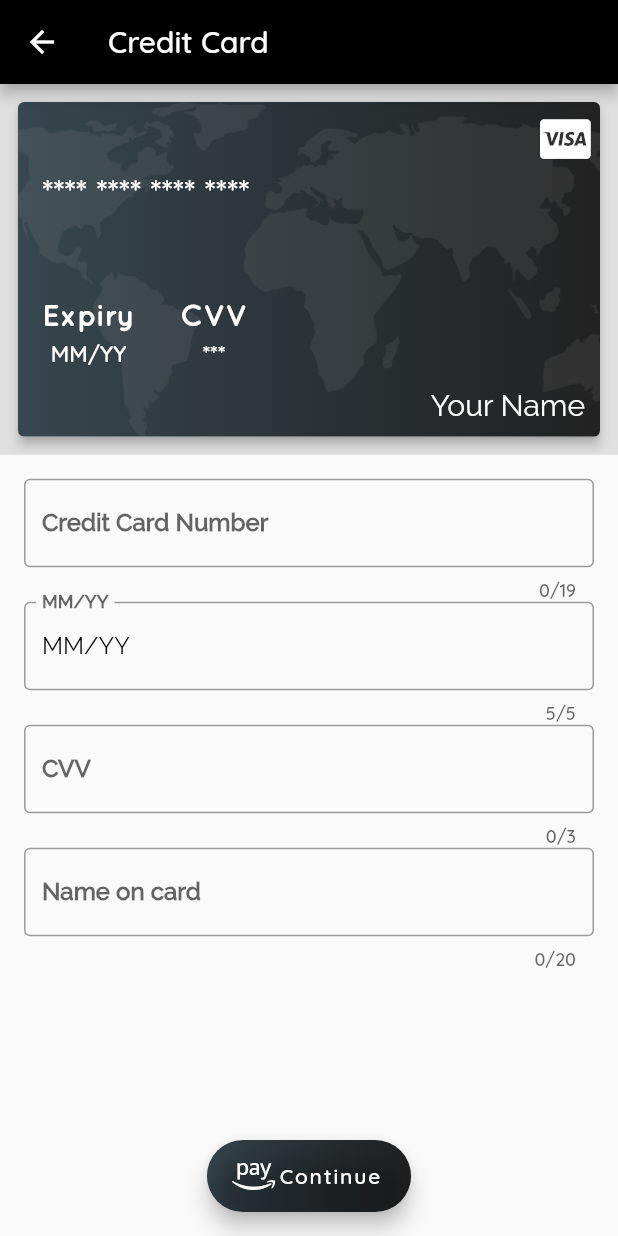
After one commit to david2tdw/hello_flutter, a Flutter app: the CreditCardPage screen opened by its route, on a phone screen of 412 x 824 dp. The commit adds this screen. Run offline on Flutter 3.47's test engine with Material 2 defaults, Android fonts, the phone set to English and light mode, and no system bars; our stand-ins replace flutter_masked_text, font_awesome_flutter, rxdart.

Commit message:
credit card

```diff
--- /dev/null
+++ b/lib/logic/bloc/credit_card_bloc.dart
@@ -0,0 +1,57 @@
+import 'dart:async';
+
+class CreditCardBloc {
+  final ccInputController = StreamController<String>();
+  final expInputController = StreamController<String>();
+  final cvvInputController = StreamController<String>();
+  final nameInputController  = StreamController<String>();
+
+  Sink<String> get ccInputSink => ccInputController.sink;
+  Sink<String> get expInputSink => expInputController.sink;
+  Sink<String> get cvvInputSink => cvvInputController.sink;
+  Sink<String> get nameInputSink => nameInputController.sink;
+
+  final ccOutputController = StreamController<String>();
+  final expOutputController = StreamController<String>();
+  final cvvOutputController = StreamController<String>();
+  final nameOutputController = StreamController<String>();
+
+  Stream<String> get ccOutputStream => ccOutputController.stream;
+  Stream<String> get expOutputStream => expOutputController.stream;
+  Stream<String> get cvvOutputStream => cvvOutputController.stream;
+  Stream<String> get nameOutputStream => nameOutputController.stream;
+
+  CreditCardBloc() {
+    ccInputController.stream.listen(onCCInput);
+    expInputController.stream.listen(onExpInput);
+    cvvInputController.stream.listen(onCvvInput);
+    nameInputController.stream.listen(onNameInput);
+  }
+
+  onCCInput(String input) {
+    ccOutputController.add(input.toString());
+  }
+
+  onExpInput(String input) {
+    expOutputController.add(input);
+  }
+
+  onCvvInput(String input) {
+    cvvOutputController.add(input);
+  }
+  onNameInput(String input) {
+    nameOutputController.add(input);
+  }
+
+  void ccformat(String s) {
+    print(s);
+    ccInputSink.add(s);
+  }
+
+  void dispose() {
+    ccInputController?.close();
+    cvvInputController?.close();
+    expInputController?.close();
+    nameInputController?.close();
+  }
+}
--- a/lib/myapp.dart
+++ b/lib/myapp.dart
@@ -3,6 +3,7 @@ import 'package:flutter/material.dart';
 import 'package:flutter_localizations/flutter_localizations.dart';
 import 'package:hello_flutter/ui/page/login/login_page.dart';
 import 'package:hello_flutter/ui/page/login/login_two_page.dart';
+import 'package:hello_flutter/ui/page/payment/credit_card_page.dart';
 import 'package:hello_flutter/ui/page/payment/payment_success_page.dart';
 import 'package:hello_flutter/ui/page/shopping/product_detail_page.dart';
 import 'package:hello_flutter/ui/page/shopping/shopping_details_page.dart';
@@ -43,6 +44,7 @@ class MyApp extends StatelessWidget {
       UIData.shoppingThreeRoute: (BuildContext context) => ProductDetailPage(),
       UIData.loginOneRoute: (BuildContext context) => LoginPage(),
       UIData.loginTwoRoute: (BuildContext context) => LoginTwoPage(),
+      UIData.paymentOneRoute: (BuildContext context) => CreditCardPage(),
       UIData.paymentTwoRoute : (BuildContext context) => PaymentSuccessPage(),
     },
     onUnknownRoute: (RouteSettings rs) => new MaterialPageRoute(
--- /dev/null
+++ b/lib/ui/page/payment/credit_card_page.dart
@@ -0,0 +1,245 @@
+import 'package:flutter/material.dart';
+import 'package:flutter_masked_text/flutter_masked_text.dart';
+import 'package:font_awesome_flutter/font_awesome_flutter.dart';
+import 'package:hello_flutter/logic/bloc/credit_card_bloc.dart';
+import 'package:hello_flutter/ui/widgets/profile_tile.dart';
+import 'package:hello_flutter/utils/uidata.dart';
+
+class CreditCardPage extends StatelessWidget {
+  BuildContext _context;
+
+  CreditCardBloc cardBloc;
+  MaskedTextController ccMask = MaskedTextController(mask: '0000 0000 0000 0000');
+  MaskedTextController expMask = MaskedTextController(mask: "00/00");
+
+  Widget bodyData() => SingleChildScrollView(
+    child: Column(
+      mainAxisAlignment: MainAxisAlignment.start,
+      children: <Widget>[
+        creditCardWidget(),
+        fillEntries()
+      ],
+    ),
+  );
+
+  Widget creditCardWidget() {
+    var deviceSize = MediaQuery.of(_context).size;
+    return Container(
+      height: deviceSize.height * 0.3,
+      color: Colors.grey.shade300,
+      child: Padding(
+        padding: const EdgeInsets.all(8.0),
+        child: Card(
+          clipBehavior: Clip.antiAlias,
+          elevation: 3.0,
+          child: Stack(
+            fit: StackFit.expand,
+            children: <Widget>[
+              Container(
+                decoration: BoxDecoration(
+                  gradient: LinearGradient(colors: UIData.kitGradients)
+                ),
+              ),
+              Opacity(
+                opacity: 0.1,
+                child: Image.asset(
+                  "assets/images/map.png",
+                  fit: BoxFit.cover,
+                ),
+              ),
+              MediaQuery.of(_context).orientation == Orientation.portrait ? cardEntries(): FittedBox(
+                child: cardEntries(),
+              ),
+              Positioned(
+                right: 10.0,
+                top: 10.0,
+                child: Icon(
+                  FontAwesomeIcons.ccVisa,
+                  size: 30.0,
+                  color: Colors.white,
+                ),
+              ),
+              Positioned(
+                right: 10.0,
+                bottom: 10.0,
+                child: StreamBuilder<String>(
+                  stream: cardBloc.nameOutputStream,
+                  initialData: "Your Name",
+                  builder: (context, snapshot) => Text(
+                    snapshot.data.length > 0 ? snapshot.data: "Your Name",
+                    style: TextStyle(
+                      color: Colors.white,
+                      fontFamily: UIData.ralewayFont,
+                      fontSize: 20.0
+                    ),
+                  ),
+                ),
+              )
+
+            ],
+          ),
+        ),
+      ),
+    );
+  }
+
+  Widget cardEntries() => Padding(
+    padding: const EdgeInsets.all(16.0),
+    child: Column(
+      mainAxisAlignment: MainAxisAlignment.spaceAround,
+      crossAxisAlignment: CrossAxisAlignment.start,
+      children: <Widget>[
+        StreamBuilder<String>(
+          stream: cardBloc.ccOutputStream,
+          initialData: "**** **** **** ****",
+          builder: (context, snapshot) {
+            snapshot.data.length > 0 ? ccMask.updateText(snapshot.data): null;
+            return Text(
+              snapshot.data.length > 0 ? snapshot.data : '**** **** **** ****',
+              style: TextStyle(color: Colors.white, fontSize: 22.0),
+            );
+          },
+        ),
+        Row(
+          mainAxisAlignment: MainAxisAlignment.start,
+          children: <Widget>[
+            StreamBuilder<String>(
+              stream: cardBloc.expOutputStream,
+              initialData: "MM/YY",
+              builder: (context, snapshot) {
+                snapshot.data.length > 0 ? expMask.updateText(snapshot.data): null;
+                return ProfileTile(
+                  textColor: Colors.white,
+                  title: "Expiry",
+                  subtitle: snapshot.data.length > 0 ? snapshot.data: 'MM/YY',
+                );
+              },
+            ),
+            SizedBox(
+              width: 30.0,
+            ),
+            StreamBuilder<String>(
+              stream: cardBloc.cvvOutputStream,
+              initialData: "***",
+              builder: (context, snapshot) => ProfileTile(
+                textColor: Colors.white,
+                title: "CVV",
+                subtitle: snapshot.data.length > 0 ? snapshot.data: "***",
+              ),
+            ),
+          ],
+        )
+      ],
+    ),
+  );
+
+  Widget fillEntries() => Padding(
+    padding: const EdgeInsets.all(16.0),
+    child: Column(
+      mainAxisSize: MainAxisSize.min,
+      children: <Widget>[
+        TextField(
+          controller: ccMask,
+          keyboardType: TextInputType.number,
+          maxLength: 19,
+          style: TextStyle(
+            fontFamily: UIData.ralewayFont,
+            color: Colors.black
+          ),
+          onChanged: (out) => cardBloc.ccInputSink.add(ccMask.text),
+          decoration: InputDecoration(
+            labelText: "Credit Card Number",
+            labelStyle: TextStyle(
+              fontWeight: FontWeight.bold
+            ),
+            border: OutlineInputBorder()
+          ),
+        ),
+        TextField(
+          controller: expMask,
+          keyboardType: TextInputType.number,
+          maxLength: 5,
+          style: TextStyle(
+            fontFamily: UIData.ralewayFont,
+            color: Colors.black
+          ),
+          onChanged: (out) => cardBloc.expInputSink.add(expMask.text),
+          decoration: InputDecoration(
+            labelStyle: TextStyle(
+              fontWeight: FontWeight.bold,
+            ),
+            labelText: "MM/YY",
+            border: OutlineInputBorder()
+          ),
+        ),
+        TextField(
+          keyboardType: TextInputType.number,
+          maxLength: 3,
+          style: TextStyle(
+            fontFamily: UIData.ralewayFont,
+            color: Colors.black
+          ),
+          onChanged: (out) =>cardBloc.cvvInputSink.add(out),
+          decoration: InputDecoration(
+            labelStyle: TextStyle(
+              fontWeight: FontWeight.bold,
+            ),
+            labelText: "CVV",
+            border: OutlineInputBorder()
+          ),
+        ),
+        TextField(
+          keyboardType: TextInputType.text,
+          maxLength: 20,
+          style: TextStyle(
+            fontFamily: UIData.ralewayFont,
+            color: Colors.black
+          ),
+          onChanged: (out) => cardBloc.nameInputSink.add(out),
+          decoration: InputDecoration(
+            labelStyle: TextStyle(
+              fontWeight: FontWeight.bold,
+            ),
+            labelText: "Name on card",
+            border: OutlineInputBorder()
+          ),
+        )
+      ],
+    ),
+  );
+
+  Widget floatingBar() => Ink(
+    decoration: ShapeDecoration(
+      shape: StadiumBorder(),
+      gradient: LinearGradient(colors: UIData.kitGradients)
+    ),
+    child: FloatingActionButton.extended(
+      onPressed: () {},
+      backgroundColor: Colors.transparent,
+      icon: Icon(
+        FontAwesomeIcons.amazonPay,
+        color: Colors.white,
+      ),
+      label: Text(
+        "Continue",
+        style: TextStyle(color:  Colors.white),
+      ),
+    ),
+  );
+
+  @override
+  Widget build(BuildContext context) {
+    _context = context;
+    cardBloc = CreditCardBloc();
+    return Scaffold(
+      resizeToAvoidBottomPadding: true,
+      appBar: AppBar(
+        centerTitle: false,
+        title: Text("Credit Card")
+      ),
+      body: bodyData(),
+      floatingActionButton: floatingBar(),
+      floatingActionButtonLocation: FloatingActionButtonLocation.centerFloat,
+    );
+  }
+}
```
